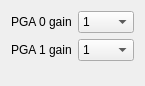
Kuszki/AVR-Monitor, file interface/gainwidget.ui: the form before one commit.
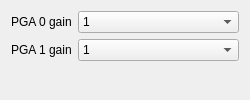
The form after the commit.

Diff of the .ui file:
```diff
--- a/interface/gainwidget.ui
+++ b/interface/gainwidget.ui
@@ -6,8 +6,8 @@
    <rect>
     <x>0</x>
     <y>0</y>
-    <width>145</width>
-    <height>86</height>
+    <width>250</width>
+    <height>100</height>
    </rect>
   </property>
   <property name="windowTitle">
```
Left out of the diff: 2 changed lines with no effect on the pictures.
